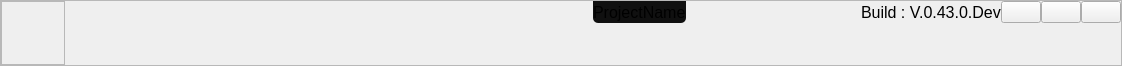
First picture: the form in Editor/src/UI/Windows/RZETitleBar.ui, repository Pikachuxxxx/Razix, before the edit.
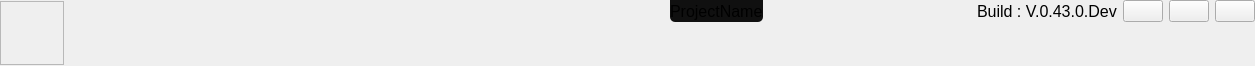
Second picture: the form after the edit. Icons and pictures are not drawn.

The edit to the form file:
```diff
--- a/Editor/src/UI/Windows/RZETitleBar.ui
+++ b/Editor/src/UI/Windows/RZETitleBar.ui
@@ -6,7 +6,7 @@
    <rect>
     <x>0</x>
     <y>0</y>
-    <width>1122</width>
+    <width>1255</width>
     <height>66</height>
    </rect>
   </property>
@@ -25,55 +25,13 @@
   <property name="maximumSize">
    <size>
     <width>16777215</width>
-    <height>16777215</height>
+    <height>66</height>
    </size>
   </property>
   <property name="windowTitle">
    <string>RZETitleBar</string>
   </property>
-  <layout class="QVBoxLayout" name="verticalLayout_4">
-   <property name="spacing">
-    <number>0</number>
-   </property>
-   <property name="leftMargin">
-    <number>0</number>
-   </property>
-   <property name="topMargin">
-    <number>0</number>
-   </property>
-   <property name="rightMargin">
-    <number>0</number>
-   </property>
-   <property name="bottomMargin">
-    <number>0</number>
-   </property>
-   <item>
-    <widget class="QFrame" name="header">
-     <property name="sizePolicy">
-      <sizepolicy hsizetype="Preferred" vsizetype="Fixed">
-       <horstretch>0</horstretch>
-       <verstretch>0</verstretch>
-      </sizepolicy>
-     </property>
-     <property name="minimumSize">
-      <size>
-       <width>0</width>
-       <height>66</height>
-      </size>
-     </property>
-     <property name="maximumSize">
-      <size>
-       <width>16777215</width>
-       <height>66</height>
-      </size>
-     </property>
-     <property name="frameShape">
-      <enum>QFrame::StyledPanel</enum>
-     </property>
-     <property name="frameShadow">
-      <enum>QFrame::Raised</enum>
-     </property>
-     <layout class="QHBoxLayout" name="horizontalLayout_3">
+  <layout class="QHBoxLayout" name="horizontalLayout">
       <property name="spacing">
        <number>0</number>
       </property>
@@ -91,6 +49,9 @@
       </property>
       <item>
        <layout class="QVBoxLayout" name="verticalLayout_2">
+     <property name="spacing">
+      <number>0</number>
+     </property>
         <item>
          <widget class="QFrame" name="EngineLogo">
           <property name="minimumSize">
@@ -121,6 +82,36 @@
         </item>
        </layout>
       </item>
+   <item>
+    <layout class="QVBoxLayout" name="menuPlaceHolder">
+     <property name="spacing">
+      <number>0</number>
+     </property>
+     <item>
+      <layout class="QHBoxLayout" name="menuHolderLayout">
+       <property name="spacing">
+        <number>0</number>
+       </property>
+       <property name="sizeConstraint">
+        <enum>QLayout::SetMinimumSize</enum>
+       </property>
+      </layout>
+     </item>
+     <item>
+      <spacer name="verticalSpacer_2">
+       <property name="orientation">
+        <enum>Qt::Vertical</enum>
+       </property>
+       <property name="sizeHint" stdset="0">
+        <size>
+         <width>20</width>
+         <height>40</height>
+        </size>
+       </property>
+      </spacer>
+     </item>
+    </layout>
+   </item>
       <item>
        <spacer name="horizontalSpacer">
         <property name="orientation">
@@ -128,7 +119,7 @@
         </property>
         <property name="sizeHint" stdset="0">
          <size>
-          <width>40</width>
+       <width>494</width>
           <height>20</height>
          </size>
         </property>
@@ -142,7 +133,7 @@
         <item>
          <layout class="QHBoxLayout" name="horizontalLayout_2">
           <property name="spacing">
-           <number>0</number>
+        <number>6</number>
           </property>
           <item>
            <widget class="QLabel" name="ProjectName">
@@ -216,6 +207,12 @@
              <iconset resource="../../../Resources/RZEResources.qrc">
               <normaloff>:/rzeditor/minimize.png</normaloff>:/rzeditor/minimize.png</iconset>
             </property>
+         <property name="iconSize">
+          <size>
+           <width>16</width>
+           <height>16</height>
+          </size>
+         </property>
             <property name="flat">
              <bool>false</bool>
             </property>
@@ -230,6 +227,12 @@
              <iconset resource="../../../Resources/RZEResources.qrc">
               <normaloff>:/rzeditor/maximize.png</normaloff>:/rzeditor/maximize.png</iconset>
             </property>
+         <property name="iconSize">
+          <size>
+           <width>16</width>
+           <height>16</height>
+          </size>
+         </property>
             <property name="flat">
              <bool>false</bool>
             </property>
@@ -244,6 +247,12 @@
              <iconset resource="../../../Resources/RZEResources.qrc">
               <normaloff>:/rzeditor/close.png</normaloff>:/rzeditor/close.png</iconset>
             </property>
+         <property name="iconSize">
+          <size>
+           <width>16</width>
+           <height>16</height>
+          </size>
+         </property>
             <property name="flat">
              <bool>false</bool>
             </property>
@@ -265,30 +274,6 @@
          </spacer>
         </item>
        </layout>
-      </item>
-     </layout>
-    </widget>
-   </item>
-   <item>
-    <widget class="QWidget" name="body" native="true">
-     <layout class="QVBoxLayout" name="verticalLayout_6">
-      <property name="spacing">
-       <number>0</number>
-      </property>
-      <property name="leftMargin">
-       <number>0</number>
-      </property>
-      <property name="topMargin">
-       <number>0</number>
-      </property>
-      <property name="rightMargin">
-       <number>0</number>
-      </property>
-      <property name="bottomMargin">
-       <number>0</number>
-      </property>
-     </layout>
-    </widget>
    </item>
   </layout>
  </widget>
```
Left out of the diff: 3 changed lines with no effect on the pictures. Lines whose indentation alone changed are shown as unchanged.
